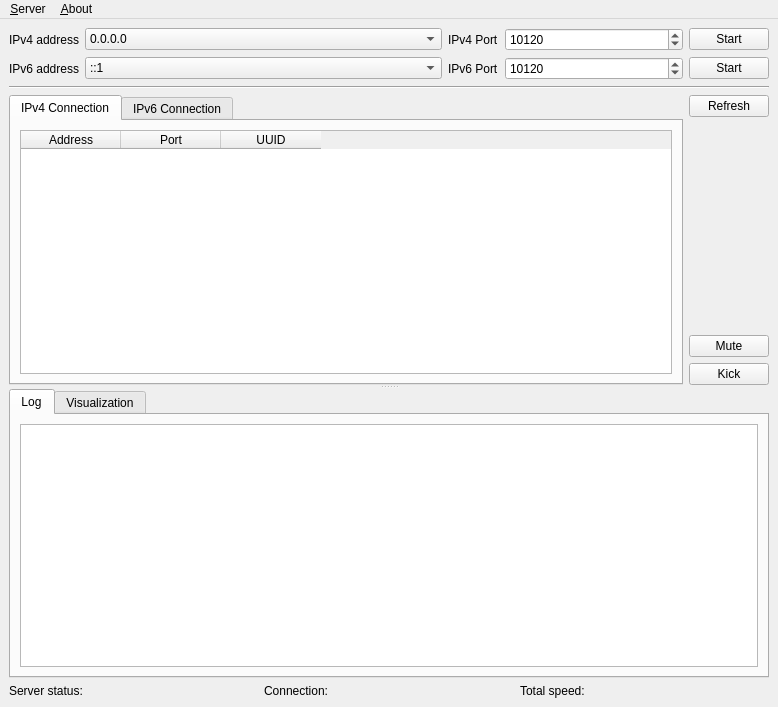
First picture: the form in aqua-qt/qt-server/src/ui/ServerMainWindow.ui, repository aquawius/aqua, before the edit.
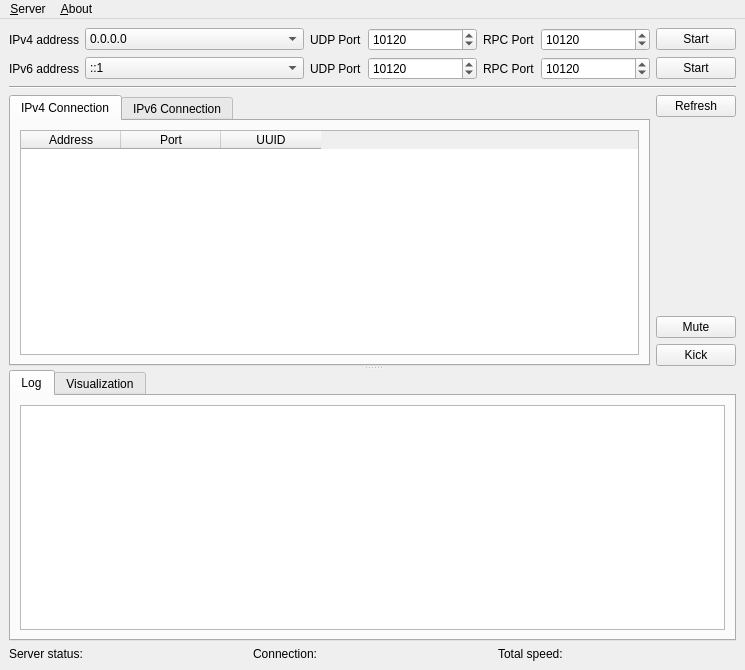
Second picture: the form after the edit.

The edit to the form file:
```diff
--- a/aqua-qt/qt-server/src/ui/ServerMainWindow.ui
+++ b/aqua-qt/qt-server/src/ui/ServerMainWindow.ui
@@ -6,8 +6,8 @@
    <rect>
     <x>0</x>
     <y>0</y>
-    <width>778</width>
-    <height>707</height>
+    <width>745</width>
+    <height>670</height>
    </rect>
   </property>
   <property name="acceptDrops">
@@ -31,15 +31,23 @@
   <widget class="QWidget" name="centralwidget">
    <layout class="QVBoxLayout" name="verticalLayout" stretch="0,0,0,0">
     <item>
-     <layout class="QGridLayout" name="gridLayout_IPAddrSelector" columnstretch="0,2,0,1,0">
-      <item row="1" column="3">
-       <widget class="QSpinBox" name="spinBox_IPv6Port">
-        <property name="maximum">
-         <number>65535</number>
-        </property>
-        <property name="value">
-         <number>10120</number>
-        </property>
+     <layout class="QGridLayout" name="gridLayout_IPAddrSelector" columnstretch="0,2,0,1,0,1,0">
+      <item row="1" column="1">
+       <widget class="QComboBox" name="comboBox_IPv6AddrSelector">
+        <item>
+         <property name="text">
+          <string>::1</string>
+         </property>
+        </item>
+       </widget>
+      </item>
+      <item row="0" column="1">
+       <widget class="QComboBox" name="comboBox_IPv4AddrSelector">
+        <item>
+         <property name="text">
+          <string>0.0.0.0</string>
+         </property>
+        </item>
        </widget>
       </item>
       <item row="1" column="0">
@@ -52,15 +60,6 @@
         </property>
        </widget>
       </item>
-      <item row="0" column="1">
-       <widget class="QComboBox" name="comboBox_IPv4AddrSelector">
-        <item>
-         <property name="text">
-          <string>0.0.0.0</string>
-         </property>
-        </item>
-       </widget>
-      </item>
       <item row="0" column="3">
        <widget class="QSpinBox" name="spinBox_IPv4Port">
         <property name="maximum">
@@ -81,7 +80,24 @@
         </property>
        </widget>
       </item>
-      <item row="0" column="4">
+      <item row="1" column="6">
+       <widget class="QPushButton" name="pushButton_IPv6ToggleStart">
+        <property name="text">
+         <string>Start</string>
+        </property>
+       </widget>
+      </item>
+      <item row="1" column="2">
+       <widget class="QLabel" name="label_IPv6UDPPort">
+        <property name="text">
+         <string>UDP Port</string>
+        </property>
+        <property name="buddy">
+         <cstring>spinBox_IPv6Port</cstring>
+        </property>
+       </widget>
+      </item>
+      <item row="0" column="6">
        <widget class="QPushButton" name="pushButton_IPv4ToggleStart">
         <property name="text">
          <string>Start</string>
@@ -106,39 +122,57 @@
         </property>
        </widget>
       </item>
-      <item row="1" column="4">
-       <widget class="QPushButton" name="pushButton_IPv6ToggleStart">
-        <property name="text">
-         <string>Start</string>
+      <item row="1" column="3">
+       <widget class="QSpinBox" name="spinBox_IPv6Port">
+        <property name="maximum">
+         <number>65535</number>
         </property>
-       </widget>
-      </item>
-      <item row="1" column="1">
-       <widget class="QComboBox" name="comboBox_IPv6AddrSelector">
-        <item>
-         <property name="text">
-          <string>::1</string>
-         </property>
-        </item>
+        <property name="value">
+         <number>10120</number>
+        </property>
        </widget>
       </item>
       <item row="0" column="2">
        <widget class="QLabel" name="label_IPv4Port">
         <property name="text">
-         <string>IPv4 Port</string>
+         <string>UDP Port</string>
         </property>
         <property name="buddy">
          <cstring>spinBox_IPv4Port</cstring>
         </property>
        </widget>
       </item>
-      <item row="1" column="2">
-       <widget class="QLabel" name="label_IPv6Port">
+      <item row="1" column="4">
+       <widget class="QLabel" name="label_2">
         <property name="text">
-         <string>IPv6 Port</string>
+         <string>RPC Port</string>
         </property>
-        <property name="buddy">
-         <cstring>spinBox_IPv6Port</cstring>
+       </widget>
+      </item>
+      <item row="0" column="4">
+       <widget class="QLabel" name="label">
+        <property name="text">
+         <string>RPC Port</string>
+        </property>
+       </widget>
+      </item>
+      <item row="0" column="5">
+       <widget class="QSpinBox" name="spinBox_IPv4RPCPort">
+        <property name="maximum">
+         <number>65535</number>
+        </property>
+        <property name="value">
+         <number>10120</number>
+        </property>
+       </widget>
+      </item>
+      <item row="1" column="5">
+       <widget class="QSpinBox" name="spinBox_IPv6RPCPort">
+        <property name="maximum">
+         <number>65535</number>
+        </property>
+        <property name="value">
+         <number>10120</number>
         </property>
        </widget>
       </item>
@@ -337,8 +371,8 @@
     <rect>
      <x>0</x>
      <y>0</y>
-     <width>778</width>
-     <height>30</height>
+     <width>745</width>
+     <height>23</height>
     </rect>
    </property>
    <widget class="QMenu" name="menuServer">
```
Left out of the diff: 61 changed lines with no effect on the pictures.
